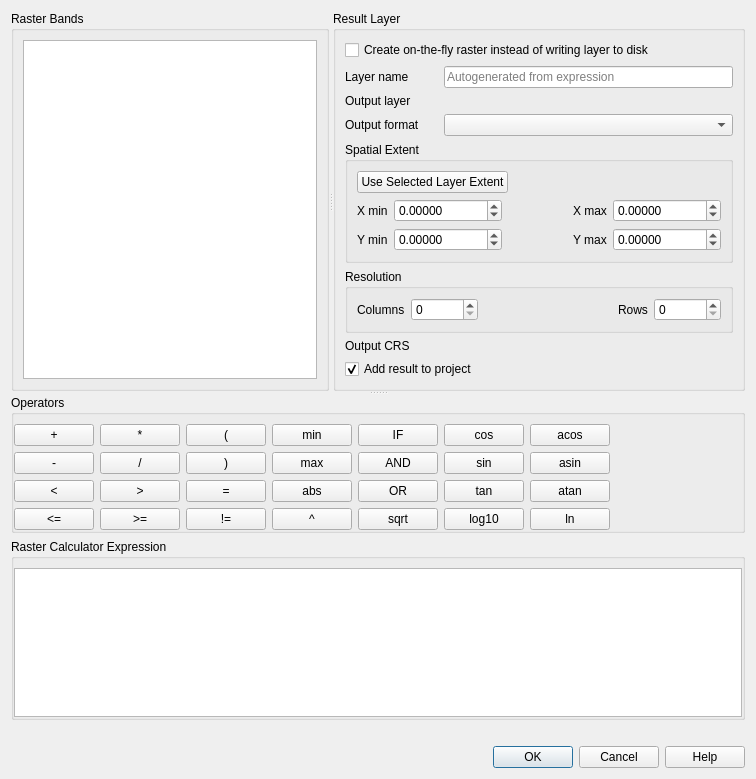
qgis/QGIS, file src/ui/qgsrastercalcdialogbase.ui: the form before one commit.
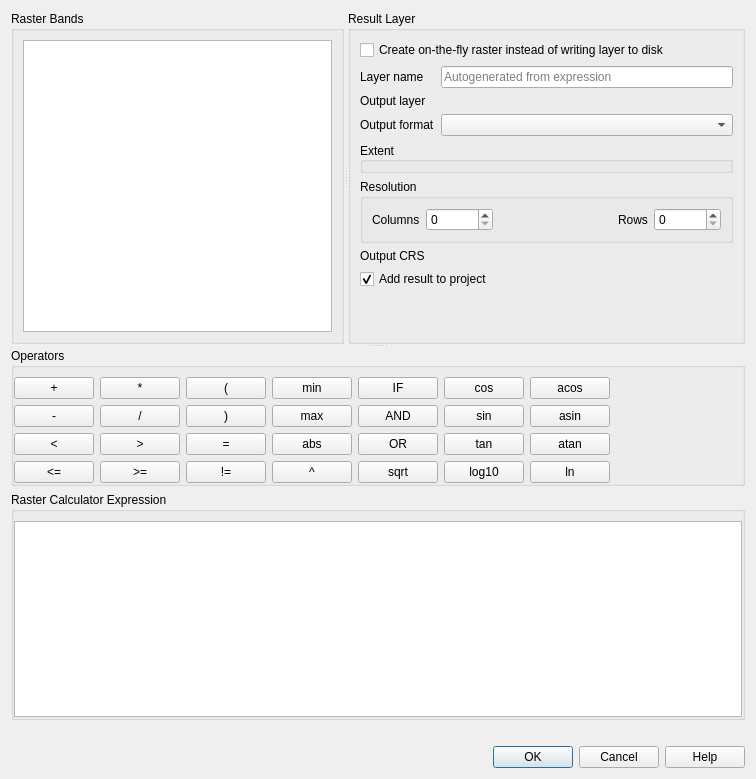
The form after the commit. Custom widgets are drawn as their Qt base class.

Commit message: Replace custom extent selector with QgsExtentGroupBox.

The edit to the form file:
```diff
--- a/src/ui/qgsrastercalcdialogbase.ui
+++ b/src/ui/qgsrastercalcdialogbase.ui
@@ -37,171 +37,8 @@
        <property name="title">
         <string>Result Layer</string>
        </property>
-       <layout class="QGridLayout" name="gridLayout_4" columnstretch="0,0,0,0">
-        <item row="3" column="0">
-         <widget class="QLabel" name="mOutputFormatLabel">
-          <property name="text">
-           <string>Output format</string>
-          </property>
-         </widget>
-        </item>
-        <item row="4" column="0" colspan="4">
-         <widget class="QGroupBox" name="groupBox_2">
-          <property name="title">
-           <string>Spatial Extent</string>
-          </property>
-          <layout class="QGridLayout" name="gridLayout_5">
-           <item row="2" column="1">
-            <widget class="QgsDoubleSpinBox" name="mXMinSpinBox">
-             <property name="decimals">
-              <number>5</number>
-             </property>
-             <property name="minimum">
-              <double>-999999999.000000000000000</double>
-             </property>
-             <property name="maximum">
-              <double>999999999.000000000000000</double>
-             </property>
-            </widget>
-           </item>
-           <item row="2" column="3">
-            <widget class="QLabel" name="mXMaxLabel">
-             <property name="text">
-              <string>X max</string>
-             </property>
-            </widget>
-           </item>
-           <item row="3" column="0">
-            <widget class="QLabel" name="mYMinLabel">
-             <property name="text">
-              <string>Y min</string>
-             </property>
-            </widget>
-           </item>
-           <item row="2" column="0">
-            <widget class="QLabel" name="mXMinLabel">
-             <property name="text">
-              <string>X min</string>
-             </property>
-            </widget>
-           </item>
-           <item row="2" column="2">
-            <spacer name="horizontalSpacer_2">
-             <property name="orientation">
-              <enum>Qt::Horizontal</enum>
-             </property>
-             <property name="sizeHint" stdset="0">
-              <size>
-               <width>10</width>
-               <height>20</height>
-              </size>
-             </property>
-            </spacer>
-           </item>
-           <item row="2" column="4">
-            <widget class="QgsDoubleSpinBox" name="mXMaxSpinBox">
-             <property name="decimals">
-              <number>5</number>
-             </property>
-             <property name="minimum">
-              <double>-999999999.000000000000000</double>
-             </property>
-             <property name="maximum">
-              <double>999999999.000000000000000</double>
-             </property>
-            </widget>
-           </item>
-           <item row="3" column="1">
-            <widget class="QgsDoubleSpinBox" name="mYMinSpinBox">
-             <property name="decimals">
-              <number>5</number>
-             </property>
-             <property name="minimum">
-              <double>-999999999.000000000000000</double>
-             </property>
-             <property name="maximum">
-              <double>999999999.000000000000000</double>
-             </property>
-            </widget>
-           </item>
-           <item row="3" column="3">
-            <widget class="QLabel" name="mYMaxLabel">
-             <property name="text">
-              <string>Y max</string>
-             </property>
-            </widget>
-           </item>
-           <item row="3" column="4">
-            <widget class="QgsDoubleSpinBox" name="mYMaxSpinBox">
-             <property name="decimals">
-              <number>5</number>
-             </property>
-             <property name="minimum">
-              <double>-999999999.000000000000000</double>
-             </property>
-             <property name="maximum">
-              <double>999999999.000000000000000</double>
-             </property>
-            </widget>
-           </item>
-           <item row="0" column="0" rowspan="2" colspan="5">
-            <layout class="QGridLayout" name="gridLayout_3">
-             <item row="0" column="1" rowspan="2" colspan="4">
-              <spacer name="horizontalSpacer_4">
-               <property name="orientation">
-                <enum>Qt::Horizontal</enum>
-               </property>
-               <property name="sizeHint" stdset="0">
-                <size>
-                 <width>40</width>
-                 <height>20</height>
-                </size>
-               </property>
-              </spacer>
-             </item>
-             <item row="0" column="0" rowspan="2">
-              <widget class="QPushButton" name="mCurrentLayerExtentButton">
-               <property name="text">
-                <string>Use Selected Layer Extent</string>
-               </property>
-              </widget>
-             </item>
-            </layout>
-           </item>
-          </layout>
-         </widget>
-        </item>
-        <item row="3" column="1" colspan="3">
-         <widget class="QComboBox" name="mOutputFormatComboBox"/>
-        </item>
-        <item row="9" column="0">
-         <spacer name="verticalSpacer">
-          <property name="orientation">
-           <enum>Qt::Vertical</enum>
-          </property>
-          <property name="sizeHint" stdset="0">
-           <size>
-            <width>20</width>
-            <height>40</height>
-           </size>
-          </property>
-         </spacer>
-        </item>
-        <item row="7" column="1" colspan="3">
-         <widget class="QgsProjectionSelectionWidget" name="mCrsSelector" native="true">
-          <property name="focusPolicy">
-           <enum>Qt::StrongFocus</enum>
-          </property>
-         </widget>
-        </item>
-        <item row="2" column="0">
-         <widget class="QLabel" name="mOutputLayerLabel">
-          <property name="text">
-           <string>Output layer</string>
-          </property>
-         </widget>
-        </item>
-        <item row="0" column="0" colspan="4">
+       <layout class="QGridLayout" name="gridLayout_3">
+        <item row="0" column="0" colspan="2">
          <widget class="QCheckBox" name="mUseVirtualProviderCheckBox">
           <property name="layoutDirection">
            <enum>Qt::LeftToRight</enum>
@@ -221,27 +58,7 @@
           </property>
          </widget>
         </item>
-        <item row="7" column="0">
-         <widget class="QLabel" name="label">
-          <property name="text">
-           <string>Output CRS</string>
-          </property>
-         </widget>
-        </item>
-        <item row="8" column="0" colspan="4">
-         <widget class="QCheckBox" name="mAddResultToProjectCheckBox">
-          <property name="text">
-           <string>Add result to project</string>
-          </property>
-          <property name="checked">
-           <bool>true</bool>
-          </property>
-         </widget>
-        </item>
-        <item row="2" column="1" colspan="3">
-         <widget class="QgsFileWidget" name="mOutputLayer" native="true"/>
-        </item>
-        <item row="1" column="1" colspan="3">
+        <item row="1" column="1">
          <widget class="QLineEdit" name="mVirtualLayerName">
           <property name="text">
            <string/>
@@ -251,7 +68,55 @@
           </property>
          </widget>
         </item>
-        <item row="6" column="0" colspan="4">
+        <item row="2" column="0">
+         <widget class="QLabel" name="mOutputLayerLabel">
+          <property name="text">
+           <string>Output layer</string>
+          </property>
+         </widget>
+        </item>
+        <item row="2" column="1">
+         <widget class="QgsFileWidget" name="mOutputLayer" native="true"/>
+        </item>
+        <item row="3" column="0">
+         <widget class="QLabel" name="mOutputFormatLabel">
+          <property name="text">
+           <string>Output format</string>
+          </property>
+         </widget>
+        </item>
+        <item row="3" column="1">
+         <widget class="QComboBox" name="mOutputFormatComboBox"/>
+        </item>
+        <item row="4" column="0" colspan="2">
+         <widget class="QgsExtentGroupBox" name="mExtentGroupBox">
+          <property name="sizePolicy">
+           <sizepolicy hsizetype="Preferred" vsizetype="Preferred">
+            <horstretch>0</horstretch>
+            <verstretch>0</verstretch>
+           </sizepolicy>
+          </property>
+          <property name="autoFillBackground">
+           <bool>false</bool>
+          </property>
+          <property name="title">
+           <string>Extent</string>
+          </property>
+          <property name="alignment">
+           <set>Qt::AlignLeading|Qt::AlignLeft|Qt::AlignVCenter</set>
+          </property>
+          <property name="checkable">
+           <bool>false</bool>
+          </property>
+          <property name="collapsed" stdset="0">
+           <bool>false</bool>
+          </property>
+          <property name="saveCollapsedState" stdset="0">
+           <bool>true</bool>
+          </property>
+         </widget>
+        </item>
+        <item row="5" column="0" colspan="2">
          <widget class="QGroupBox" name="groupBox_3">
           <property name="title">
            <string>Resolution</string>
@@ -301,6 +166,43 @@
           </layout>
          </widget>
         </item>
+        <item row="6" column="0">
+         <widget class="QLabel" name="label">
+          <property name="text">
+           <string>Output CRS</string>
+          </property>
+         </widget>
+        </item>
+        <item row="6" column="1">
+         <widget class="QgsProjectionSelectionWidget" name="mCrsSelector" native="true">
+          <property name="focusPolicy">
+           <enum>Qt::StrongFocus</enum>
+          </property>
+         </widget>
+        </item>
+        <item row="7" column="0" colspan="2">
+         <widget class="QCheckBox" name="mAddResultToProjectCheckBox">
+          <property name="text">
+           <string>Add result to project</string>
+          </property>
+          <property name="checked">
+           <bool>true</bool>
+          </property>
+         </widget>
+        </item>
+        <item row="8" column="0">
+         <spacer name="verticalSpacer">
+          <property name="orientation">
+           <enum>Qt::Vertical</enum>
+          </property>
+          <property name="sizeHint" stdset="0">
+           <size>
+            <width>20</width>
+            <height>40</height>
+           </size>
+          </property>
+         </spacer>
+        </item>
        </layout>
       </widget>
      </widget>
@@ -598,17 +500,18 @@
    <header>qgsfilewidget.h</header>
    <container>1</container>
   </customwidget>
-  <customwidget>
-   <class>QgsDoubleSpinBox</class>
-   <extends>QDoubleSpinBox</extends>
-   <header>qgsdoublespinbox.h</header>
-  </customwidget>
   <customwidget>
    <class>QgsProjectionSelectionWidget</class>
    <extends>QWidget</extends>
    <header>qgsprojectionselectionwidget.h</header>
    <container>1</container>
   </customwidget>
+  <customwidget>
+   <class>QgsExtentGroupBox</class>
+   <extends>QgsCollapsibleGroupBox</extends>
+   <header>qgsextentgroupbox.h</header>
+   <container>1</container>
+  </customwidget>
  </customwidgets>
  <tabstops>
   <tabstop>mRasterBandsListWidget</tabstop>
```
Left out of the diff: 5 changed lines with no effect on the pictures. The commit also changes 3 other files.
